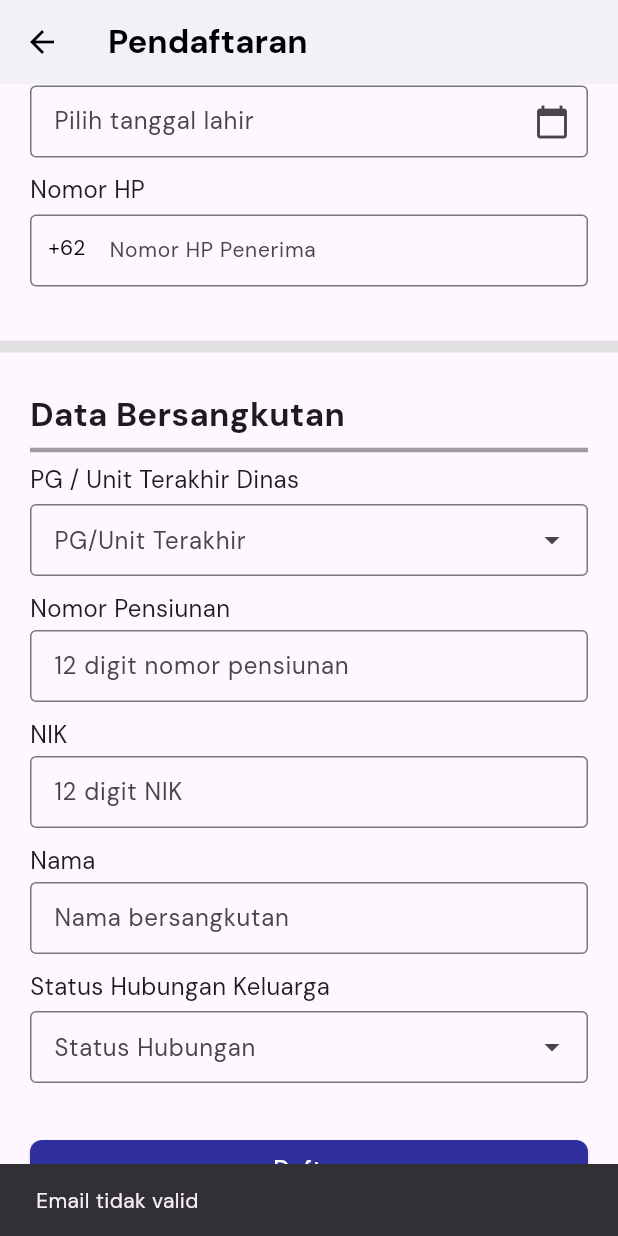
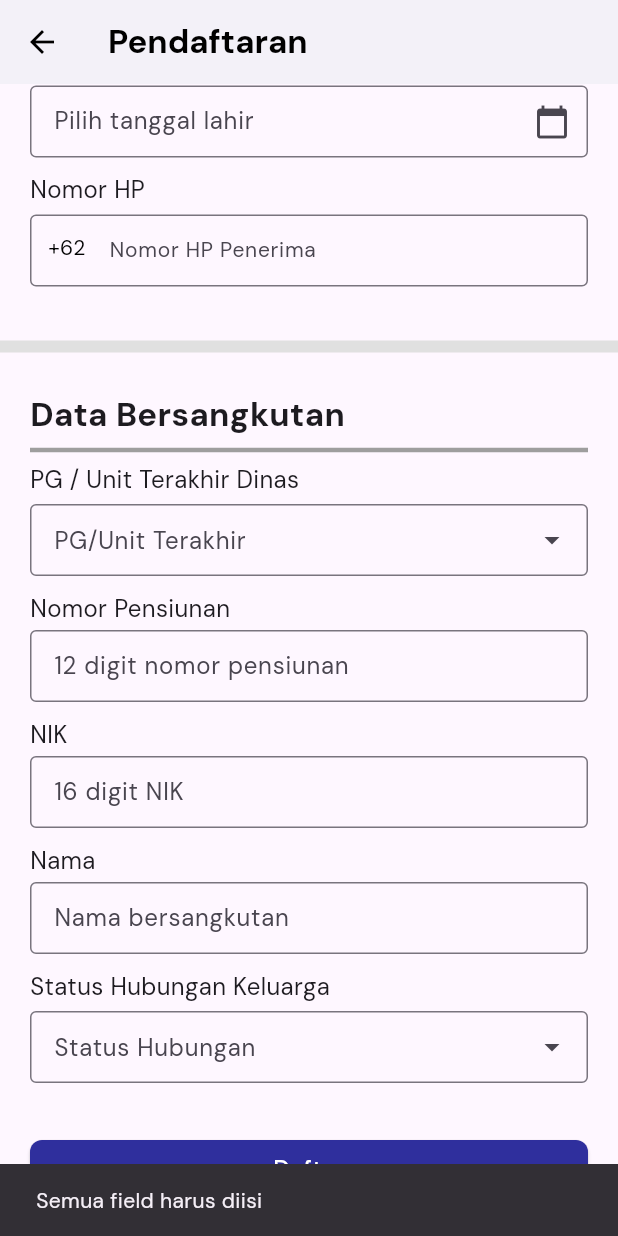
Before and after one commit to ssscholastica/e-Tuntas, a Flutter app: the Pendaftaran screen opened directly, scrolled down 420 dp, after a tap on "Daftar", on a phone screen of 412 x 824 dp. Run offline on Flutter 3.47's test engine with Material 3 defaults, Android fonts, the phone set to English and light mode, and no system bars; drawn by our look-alikes of dropdown_search; our stand-ins replace badges, file_picker, google_fonts, open_file, shared_preferences; accounts and stored records are empty.

Commit message:
update backend login register

```diff
--- a/lib/login-signup/pendaftaran.dart
+++ b/lib/login-signup/pendaftaran.dart
@@ -135,86 +135,146 @@ class _PendaftaranState extends State<Pendaftaran> {
 
   bool isLoading = false;
 
-  void _onBackPressed() {
+ Future<void> createAccountPressed(BuildContext context) async {
+    String name = controllers["Nama"]?.text ?? '';
+    String email = controllers["Email"]?.text ?? '';
+    String alamat = controllers["Alamat"]?.text ?? '';
+    String tanggalLahir = controllers["Tanggal Lahir"]?.text ?? '';
+    String nomorHP = controllers["Nomor HP"]?.text ?? '';
+    String pgUnit = controllers["PG Unit"]?.text ?? '';
+    String noPensiunan = controllers["Nomor Pensiunan"]?.text ?? '';
+    String nik = controllers["NIK"]?.text ?? '';
+    String namaBersangkutan = controllers["Nama Bersangkutan"]?.text ?? '';
+    String status = controllers["Status"]?.text ?? '';
+
+    if (name.isEmpty ||
+        email.isEmpty ||
+        alamat.isEmpty ||
+        tanggalLahir.isEmpty ||
+        nomorHP.isEmpty ||
+        pgUnit.isEmpty ||
+        noPensiunan.isEmpty ||
+        nik.isEmpty ||
+        namaBersangkutan.isEmpty ||
+        status.isEmpty) {
+      ScaffoldMessenger.of(context).showSnackBar(
+          const SnackBar(content: Text('Semua field harus diisi')));
+      return;
+    }
+
+    bool emailValid = RegExp(
+            r"^[a-zA-Z0-9.a-zA-Z0-9.!#$%&'*+-/=?^_`{|}~]+@[a-zA-Z0-9]+\.[a-zA-Z]+")
+        .hasMatch(email);
+
+    if (!emailValid) {
+      ScaffoldMessenger.of(context)
+          .showSnackBar(const SnackBar(content: Text('Email tidak valid')));
+      return;
+    }
+
+    if (nomorHP.length < 9) {
+      ScaffoldMessenger.of(context)
+          .showSnackBar(const SnackBar(content: Text('Nomor HP tidak valid')));
+      return;
+    }
+
+    if (noPensiunan.length != 12) {
+      ScaffoldMessenger.of(context)
+          .showSnackBar(const SnackBar(content: Text('No Pensiunan harus 12 digit')));
+      return;
+    }
+
+    if (nik.length != 16) {
+      ScaffoldMessenger.of(context)
+          .showSnackBar(const SnackBar(content: Text('NIK harus 16 digit')));
+      return;
+    }
+
     setState(() {
       isLoading = true;
     });
 
-    Future.delayed(const Duration(seconds: 2), () {
-      setState(() {
-        isLoading = false;
-      });
-      Navigator.push(
-        context,
-        MaterialPageRoute(builder: (context) => const DaftarBerhasil()),
-      );
-    });
-
-  }
-
- Future<void> createAccountPressed(BuildContext context) async {
-    String _name = controllers["Nama"]?.text ?? '';
-    String _email = controllers["Email"]?.text ?? '';
-    String _alamat = controllers["Alamat"]?.text ?? '';
-    String _tanggalLahir = controllers["Tanggal Lahir"]?.text ?? '';
-    String _nomorHP = controllers["Nomor HP"]?.text ?? '';
-    String _pgUnit = controllers["PG Unit"]?.text ?? '';
-    String _noPensiunan = controllers["Nomor Pensiunan"]?.text ?? '';
-    String _nik = controllers["NIK"]?.text ?? '';
-    String _namaBersangkutan = controllers["Nama Bersangkutan"]?.text ?? '';
-    String _status = controllers["Status"]?.text ?? '';
-
-    bool emailValid = RegExp(
-            r"^[a-zA-Z0-9.a-zA-Z0-9.!#$%&'*+-/=?^_`{|}~]+@[a-zA-Z0-9]+\.[a-zA-Z]+")
-        .hasMatch(_email);
-
-    if (!emailValid) {
-      ScaffoldMessenger.of(context).showSnackBar(
-        const SnackBar(content: Text('Email tidak valid')),
-      );
-      return;
-    }
-
     try {
       http.Response response = await AuthServices.register(
-          _name,
-          _email,
-          _alamat,
-          _tanggalLahir,
-          _nomorHP,
-          _pgUnit,
-          _noPensiunan,
-          _nik,
-          _namaBersangkutan,
-          _status);
+          name,
+          email,
+          alamat,
+          tanggalLahir,
+          nomorHP,
+          pgUnit,
+          noPensiunan,
+          nik,
+          namaBersangkutan,
+          status);
 
       print("Response Status Code: ${response.statusCode}");
       print("Raw Response: ${response.body}");
 
       Map<String, dynamic> responseMap = jsonDecode(response.body);
 
+      setState(() {
+        isLoading = false;
+      });
+
       if (response.statusCode == 200 || response.statusCode == 201) {
-        if (context.mounted) {
-          final data = json.decode(response.body);
-          final prefs = await SharedPreferences.getInstance();
-          await prefs.setString('user_email', _email);
+        final prefs = await SharedPreferences.getInstance();
+        await prefs.setString('user_email', email);
+        await prefs.setString('user_name', name);
 
-          Navigator.pushReplacement(
-            context,
-            MaterialPageRoute(builder: (context) => const DaftarBerhasil()),
-          );
+        http.Response loginResponse =
+            await AuthServices.login(email, 'defaultpassword');
+        if (loginResponse.statusCode == 200) {
+          var loginData = jsonDecode(loginResponse.body);
+          if (loginData.containsKey('access_token')) {
+            await prefs.setString('access_token', loginData['access_token']);
+          }
         }
+
+        if (responseMap.containsKey('access_token')) {
+          final token = responseMap['access_token'];
+          print("Token value: " + token);
+          await prefs.setString('access_token', token);
+        } else {
+          print(
+              "No access_token key in response. Available keys: ${responseMap.keys.join(', ')}");
+        }
+
+        await prefs.setString('user_phone', nomorHP);
+        await prefs.setString('user_address', alamat);
+
+        ScaffoldMessenger.of(context).showSnackBar(
+            const SnackBar(content: Text('Pendaftaran berhasil')));
+
+        Navigator.pushReplacement(
+          context,
+          MaterialPageRoute(
+              builder: (BuildContext context) => const DaftarBerhasil()),
+        );
       } else {
-        ScaffoldMessenger.of(context).showSnackBar(
-          SnackBar(
-              content: Text(responseMap["message"] ?? "Terjadi kesalahan")),
-        );
+        String errorMessage = responseMap["message"] ?? "Terjadi kesalahan";
+
+        ScaffoldMessenger.of(context)
+            .showSnackBar(SnackBar(content: Text(errorMessage)));
+
+        if (response.statusCode == 422) {
+          if (responseMap.containsKey('errors')) {
+            Map<String, dynamic> errors = responseMap['errors'];
+            if (errors.containsKey('email') && errors['email'] is List) {
+              ScaffoldMessenger.of(context)
+                  .showSnackBar(SnackBar(content: Text(errors['email'][0])));
+            }
+          }
+        }
       }
     } catch (e) {
-      print("Error decoding JSON: $e");
+      print("Error during registration: $e");
+
+      setState(() {
+        isLoading = false;
+      });
+
       ScaffoldMessenger.of(context).showSnackBar(
-        const SnackBar(content: Text('Terjadi kesalahan. Coba lagi.')),
-      );
+          const SnackBar(content: Text('Terjadi kesalahan. Coba lagi.')));
     }
   }
 
@@ -370,7 +430,7 @@ class _PendaftaranState extends State<Pendaftaran> {
                         ],
                       ),
                       buildTextField("Nomor Pensiunan", "Nomor Pensiunan", "12 digit nomor pensiunan", isNumber: true),
-                      buildTextField("NIK", "NIK", "12 digit NIK", isNumber: true),
+                      buildTextField("NIK", "NIK", "16 digit NIK", isNumber: true),
                       buildTextField("Nama Bersangkutan", "Nama", "Nama bersangkutan"),
                       Column(
                         crossAxisAlignment: CrossAxisAlignment.start,
--- a/lib/network/globals.dart
+++ b/lib/network/globals.dart
@@ -1,7 +1,7 @@
 import 'package:flutter/material.dart';
 import 'package:shared_preferences/shared_preferences.dart';
 const String baseURL = 'http://10.0.2.2:8000/api/';
-// In globals.dart, update your headers to include the token
+
 Future<Map<String, String>> getHeaders() async {
   final prefs = await SharedPreferences.getInstance();
   final token = prefs.getString('access_token') ?? '';
--- a/lib/splashScreen.dart
+++ b/lib/splashScreen.dart
@@ -19,7 +19,6 @@ class _SplashScreenState extends State<SplashScreen> {
   @override
   Widget build(BuildContext context) {
     double screenWidth = MediaQuery.of(context).size.width;
-
     return Scaffold(
       backgroundColor: Colors.white,
       body: Center(
--- a/pubspec.yaml
+++ b/pubspec.yaml
@@ -22,6 +22,8 @@ dependencies:
   http: ^1.2.0
   shared_preferences: ^2.2.3
   http_parser: ^4.0.2
+  mailer: ^6.4.1
+  crypto: ^3.0.1
 
 dev_dependencies:
   flutter_test:
```
Also changed, not shown: lib/home.dart (+70 -4 lines), lib/login-signup/login.dart (+1 -19 lines), lib/network/auth_services.dart (+3 -5 lines), pubspec.lock.
